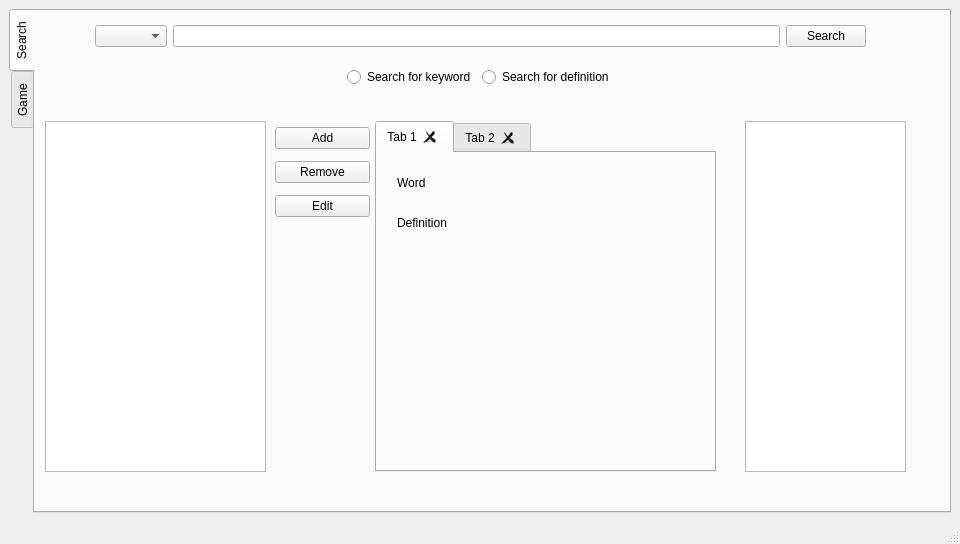
First picture: the form in mainwindow.ui, repository sangpham2710/CS163-Project, before the edit.
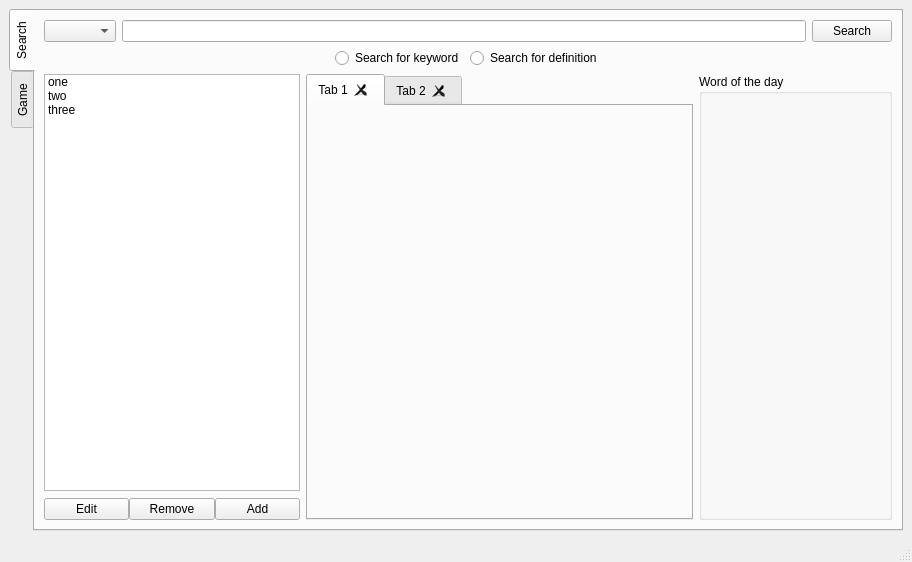
Second picture: the form after the edit.

Commit message: add tab widget word definition and edit main window

What changed in the file:
```diff
--- a/mainwindow.ui
+++ b/mainwindow.ui
@@ -6,15 +6,15 @@
    <rect>
     <x>0</x>
     <y>0</y>
-    <width>960</width>
-    <height>544</height>
+    <width>912</width>
+    <height>562</height>
    </rect>
   </property>
   <property name="windowTitle">
    <string>MainWindow</string>
   </property>
   <widget class="QWidget" name="centralwidget">
-   <layout class="QHBoxLayout" name="horizontalLayout_2">
+   <layout class="QVBoxLayout" name="verticalLayout_4">
     <item>
      <widget class="QTabWidget" name="tabWidget">
       <property name="sizePolicy">
@@ -36,15 +36,10 @@
        <attribute name="title">
         <string>Search</string>
        </attribute>
-       <widget class="QWidget" name="layoutWidget">
-        <property name="geometry">
-         <rect>
-          <x>60</x>
-          <y>0</y>
-          <width>771</width>
-          <height>91</height>
-         </rect>
-        </property>
+       <layout class="QHBoxLayout" name="horizontalLayout_5">
+        <item>
+         <layout class="QVBoxLayout" name="verticalLayoutSearch">
+          <item>
         <layout class="QVBoxLayout" name="verticalLayout">
          <item>
           <layout class="QHBoxLayout" name="horizontalLayout">
@@ -111,25 +106,94 @@
           </layout>
          </item>
         </layout>
-       </widget>
+          </item>
+          <item>
+           <layout class="QHBoxLayout" name="horizontalLayout_2" stretch="0,2,1">
+            <item>
+             <layout class="QVBoxLayout" name="verticalLayoutHistory" stretch="0,0">
+              <property name="spacing">
+               <number>7</number>
+              </property>
+              <item>
        <widget class="QListWidget" name="listWidgetHistory">
-        <property name="geometry">
-         <rect>
-          <x>10</x>
-          <y>110</y>
-          <width>221</width>
-          <height>351</height>
-         </rect>
-        </property>
-       </widget>
+                <property name="sizePolicy">
+                 <sizepolicy hsizetype="Expanding" vsizetype="Expanding">
+                  <horstretch>0</horstretch>
+                  <verstretch>0</verstretch>
+                 </sizepolicy>
+                </property>
+                <item>
+                 <property name="text">
+                  <string>one</string>
+                 </property>
+                </item>
+                <item>
+                 <property name="text">
+                  <string>two</string>
+                 </property>
+                </item>
+                <item>
+                 <property name="text">
+                  <string>three</string>
+                 </property>
+                </item>
+               </widget>
+              </item>
+              <item>
+               <layout class="QHBoxLayout" name="horizontalLayoutButtons">
+                <property name="spacing">
+                 <number>0</number>
+                </property>
+                <item>
+                 <widget class="QPushButton" name="pushButtonEdit">
+                  <property name="sizePolicy">
+                   <sizepolicy hsizetype="Minimum" vsizetype="Minimum">
+                    <horstretch>0</horstretch>
+                    <verstretch>0</verstretch>
+                   </sizepolicy>
+                  </property>
+                  <property name="text">
+                   <string>Edit</string>
+                  </property>
+                 </widget>
+                </item>
+                <item>
+                 <widget class="QPushButton" name="pushButtonRemove">
+                  <property name="sizePolicy">
+                   <sizepolicy hsizetype="Minimum" vsizetype="Minimum">
+                    <horstretch>0</horstretch>
+                    <verstretch>0</verstretch>
+                   </sizepolicy>
+                  </property>
+                  <property name="text">
+                   <string>Remove</string>
+                  </property>
+                 </widget>
+                </item>
+                <item>
+                 <widget class="QPushButton" name="pushButtonAdd">
+                  <property name="sizePolicy">
+                   <sizepolicy hsizetype="Minimum" vsizetype="Minimum">
+                    <horstretch>0</horstretch>
+                    <verstretch>0</verstretch>
+                   </sizepolicy>
+                  </property>
+                  <property name="text">
+                   <string>Add</string>
+                  </property>
+                 </widget>
+                </item>
+               </layout>
+              </item>
+             </layout>
+            </item>
+            <item>
        <widget class="QTabWidget" name="tabWidgetDefinition">
-        <property name="geometry">
-         <rect>
-          <x>340</x>
-          <y>110</y>
-          <width>341</width>
-          <height>351</height>
-         </rect>
+              <property name="sizePolicy">
+               <sizepolicy hsizetype="Expanding" vsizetype="Expanding">
+                <horstretch>0</horstretch>
+                <verstretch>0</verstretch>
+               </sizepolicy>
         </property>
         <property name="currentIndex">
          <number>0</number>
@@ -144,32 +208,6 @@
          <attribute name="title">
           <string>Tab 1</string>
          </attribute>
-         <widget class="QLabel" name="label">
-          <property name="geometry">
-           <rect>
-            <x>20</x>
-            <y>20</y>
-            <width>63</width>
-            <height>20</height>
-           </rect>
-          </property>
-          <property name="text">
-           <string>Word</string>
-          </property>
-         </widget>
-         <widget class="QLabel" name="label_2">
-          <property name="geometry">
-           <rect>
-            <x>20</x>
-            <y>60</y>
-            <width>71</width>
-            <height>20</height>
-           </rect>
-          </property>
-          <property name="text">
-           <string>Definition</string>
-          </property>
-         </widget>
         </widget>
         <widget class="QWidget" name="tab_3">
          <attribute name="title">
@@ -177,51 +215,27 @@
          </attribute>
         </widget>
        </widget>
-       <widget class="QWidget" name="layoutWidget">
-        <property name="geometry">
-         <rect>
-          <x>240</x>
-          <y>110</y>
-          <width>95</width>
-          <height>103</height>
-         </rect>
-        </property>
-        <layout class="QVBoxLayout" name="verticalLayoutWord">
-         <item>
-          <widget class="QPushButton" name="pushButtonAdd">
-           <property name="text">
-            <string>Add</string>
-           </property>
-          </widget>
          </item>
          <item>
-          <widget class="QPushButton" name="pushButtonRemove">
-           <property name="text">
-            <string>Remove</string>
-           </property>
-          </widget>
-         </item>
-         <item>
-          <widget class="QPushButton" name="pushButtonEdit">
-           <property name="text">
-            <string>Edit</string>
+             <widget class="QGroupBox" name="groupBoxWODD">
+              <property name="sizePolicy">
+               <sizepolicy hsizetype="Expanding" vsizetype="Expanding">
+                <horstretch>0</horstretch>
+                <verstretch>0</verstretch>
+               </sizepolicy>
+              </property>
+              <property name="title">
+               <string>Word of the day</string>
            </property>
           </widget>
          </item>
         </layout>
-       </widget>
-       <widget class="QListWidget" name="listWidgetWordOfTheDay">
-        <property name="geometry">
-         <rect>
-          <x>710</x>
-          <y>110</y>
-          <width>161</width>
-          <height>351</height>
-         </rect>
-        </property>
-       </widget>
-      </widget>
-      <widget class="QWidget" name="widget">
+          </item>
+         </layout>
+        </item>
+       </layout>
+      </widget>
+      <widget class="QWidget" name="tabGame">
        <attribute name="title">
         <string>Game</string>
        </attribute>
```
Left out of the diff: 2 changed lines with no effect on the pictures. Lines whose indentation alone changed are shown as unchanged. The commit also changes 11 other files.
